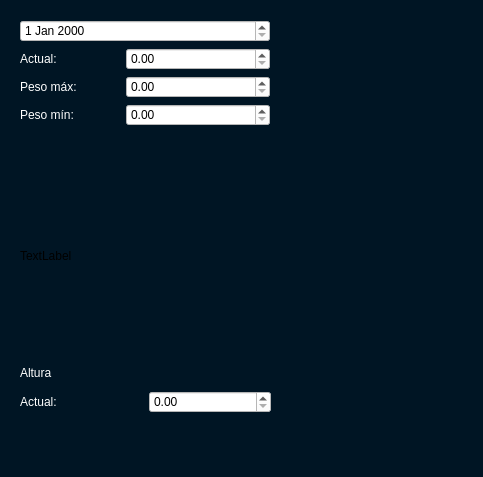
Above: imc.ui from SaraDQ/Examen-segundo-parcial before the change. Below: the same form after it.
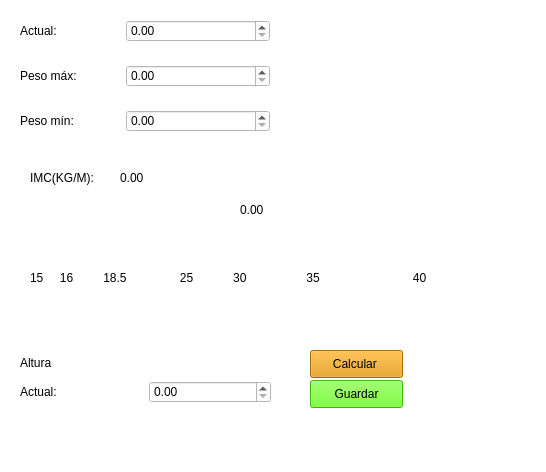
That is the form after the change. Icons and pictures are not drawn.

The edit to the form file:
```diff
--- a/imc.ui
+++ b/imc.ui
@@ -6,10 +6,28 @@
    <rect>
     <x>0</x>
     <y>0</y>
-    <width>483</width>
-    <height>477</height>
+    <width>546</width>
+    <height>472</height>
    </rect>
   </property>
+  <property name="sizePolicy">
+   <sizepolicy hsizetype="Preferred" vsizetype="Preferred">
+    <horstretch>0</horstretch>
+    <verstretch>0</verstretch>
+   </sizepolicy>
+  </property>
+  <property name="minimumSize">
+   <size>
+    <width>500</width>
+    <height>0</height>
+   </size>
+  </property>
+  <property name="sizeIncrement">
+   <size>
+    <width>0</width>
+    <height>0</height>
+   </size>
+  </property>
   <property name="windowTitle">
    <string>IMC</string>
   </property>
@@ -18,20 +36,152 @@
     <normaloff>:/Iconos1/perdida-de-peso.png</normaloff>:/Iconos1/perdida-de-peso.png</iconset>
   </property>
   <property name="styleSheet">
-   <string notr="true">background-color: rgb(0, 21, 36);</string>
+   <string notr="true">
+background-color: rgb(255, 255, 255);</string>
   </property>
   <widget class="QWidget" name="centralwidget">
    <widget class="QLabel" name="outGrafico">
     <property name="geometry">
      <rect>
       <x>20</x>
+      <y>230</y>
+      <width>511</width>
+      <height>61</height>
+     </rect>
+    </property>
+    <property name="text">
+     <string/>
+    </property>
+   </widget>
+   <widget class="QLabel" name="label_6">
+    <property name="geometry">
+     <rect>
+      <x>340</x>
+      <y>20</y>
+      <width>161</width>
+      <height>131</height>
+     </rect>
+    </property>
+    <property name="styleSheet">
+     <string notr="true">image: url(:/Iconos1/peso.png);</string>
+    </property>
+    <property name="text">
+     <string/>
+    </property>
+   </widget>
+   <widget class="QPushButton" name="btnCalcular">
+    <property name="geometry">
+     <rect>
+      <x>310</x>
+      <y>350</y>
+      <width>93</width>
+      <height>28</height>
+     </rect>
+    </property>
+    <property name="styleSheet">
+     <string notr="true">background-color: rgb(227, 151, 0);
+font: 87 8pt &quot;Arial Black&quot;;</string>
+    </property>
+    <property name="text">
+     <string>Calcular </string>
+    </property>
+   </widget>
+   <widget class="QPushButton" name="btnGuardar">
+    <property name="geometry">
+     <rect>
+      <x>310</x>
+      <y>380</y>
+      <width>93</width>
+      <height>28</height>
+     </rect>
+    </property>
+    <property name="styleSheet">
+     <string notr="true">background-color: rgb(85, 255, 0);
+font: 87 8pt &quot;Arial Black&quot;;
+</string>
+    </property>
+    <property name="text">
+     <string>Guardar</string>
+    </property>
+   </widget>
+   <widget class="QLabel" name="label_7">
+    <property name="geometry">
+     <rect>
+      <x>30</x>
+      <y>270</y>
+      <width>511</width>
+      <height>16</height>
+     </rect>
+    </property>
+    <property name="text">
+     <string>15     16         18.5                25            30                  35                            40</string>
+    </property>
+   </widget>
+   <widget class="QLabel" name="label_8">
+    <property name="geometry">
+     <rect>
+      <x>30</x>
       <y>170</y>
-      <width>421</width>
-      <height>171</height>
+      <width>81</width>
+      <height>16</height>
      </rect>
     </property>
+    <property name="styleSheet">
+     <string notr="true">font: 75 9pt &quot;Arial&quot;;</string>
+    </property>
     <property name="text">
-     <string>TextLabel</string>
+     <string>IMC(KG/M):</string>
+    </property>
+   </widget>
+   <widget class="QLabel" name="imc">
+    <property name="geometry">
+     <rect>
+      <x>120</x>
+      <y>170</y>
+      <width>55</width>
+      <height>16</height>
+     </rect>
+    </property>
+    <property name="styleSheet">
+     <string notr="true">font: 75 10pt &quot;Consolas&quot;;</string>
+    </property>
+    <property name="text">
+     <string>0.00</string>
+    </property>
+   </widget>
+   <widget class="QLabel" name="outPesoRes">
+    <property name="geometry">
+     <rect>
+      <x>240</x>
+      <y>200</y>
+      <width>61</width>
+      <height>20</height>
+     </rect>
+    </property>
+    <property name="styleSheet">
+     <string notr="true">font: 75 10pt &quot;Consolas&quot;;</string>
+    </property>
+    <property name="text">
+     <string>0.00</string>
+    </property>
+   </widget>
+   <widget class="QLabel" name="PesoRes">
+    <property name="geometry">
+     <rect>
+      <x>90</x>
+      <y>310</y>
+      <width>371</width>
+      <height>20</height>
+     </rect>
+    </property>
+    <property name="styleSheet">
+     <string notr="true">font: 75 10pt &quot;Consolas&quot;;</string>
+    </property>
+    <property name="text">
+     <string/>
+    </property>
+    <property name="alignment">
+     <set>Qt::AlignCenter</set>
     </property>
    </widget>
    <widget class="QWidget" name="">
@@ -44,16 +194,11 @@
      </rect>
     </property>
     <layout class="QVBoxLayout" name="verticalLayout">
-     <item>
-      <widget class="QDateEdit" name="dateEdit">
-       <property name="styleSheet">
-        <string notr="true">background-color: rgb(255, 255, 255);
-font: 75 9pt &quot;Consolas&quot;;</string>
-       </property>
-      </widget>
-     </item>
      <item>
       <layout class="QFormLayout" name="formLayout">
+       <property name="verticalSpacing">
+        <number>23</number>
+       </property>
        <item row="0" column="0">
         <widget class="QLabel" name="label">
          <property name="minimumSize">
@@ -63,8 +208,8 @@
           </size>
          </property>
          <property name="styleSheet">
-          <string notr="true">font: 75 10pt &quot;Consolas&quot;;
-color: rgb(255, 255, 255);</string>
+          <string notr="true">font: 87 8pt &quot;Arial Black&quot;;
+color: rgb(0, 0, 0);</string>
          </property>
          <property name="text">
           <string>Actual:</string>
@@ -94,8 +239,8 @@
        <item row="1" column="0">
         <widget class="QLabel" name="label_2">
          <property name="styleSheet">
-          <string notr="true">font: 75 10pt &quot;Consolas&quot;;
-color: rgb(255, 255, 255);</string>
+          <string notr="true">font: 87 8pt &quot;Arial Black&quot;;
+color: rgb(0, 0, 0);</string>
          </property>
          <property name="text">
           <string>Peso máx:</string>
@@ -113,8 +258,8 @@
        <item row="2" column="0">
         <widget class="QLabel" name="label_3">
          <property name="styleSheet">
-          <string notr="true">font: 75 10pt &quot;Consolas&quot;;
-color: rgb(255, 255, 255);</string>
+          <string notr="true">font: 87 8pt &quot;Arial Black&quot;;
+color: rgb(0, 0, 0);</string>
          </property>
          <property name="text">
           <string>Peso mín:</string>
@@ -137,7 +282,7 @@
     <property name="geometry">
      <rect>
       <x>20</x>
-      <y>360</y>
+      <y>350</y>
       <width>251</width>
       <height>53</height>
      </rect>
@@ -146,8 +291,8 @@
      <item>
       <widget class="QLabel" name="label_4">
        <property name="styleSheet">
-        <string notr="true">font: 75 10pt &quot;Consolas&quot;;
-color: rgb(255, 255, 255);</string>
+        <string notr="true">font: 87 8pt &quot;Arial Black&quot;;
+color: rgb(0, 0, 0);</string>
        </property>
        <property name="text">
         <string>Altura</string>
@@ -165,8 +310,8 @@
           </size>
          </property>
          <property name="styleSheet">
-          <string notr="true">font: 75 10pt &quot;Consolas&quot;;
-color: rgb(255, 255, 255);</string>
+          <string notr="true">font: 87 8pt &quot;Arial Black&quot;;
+color: rgb(0, 0, 0);</string>
          </property>
          <property name="text">
           <string>Actual:</string>
```
Left out of the diff: 10 changed lines with no effect on the pictures.
